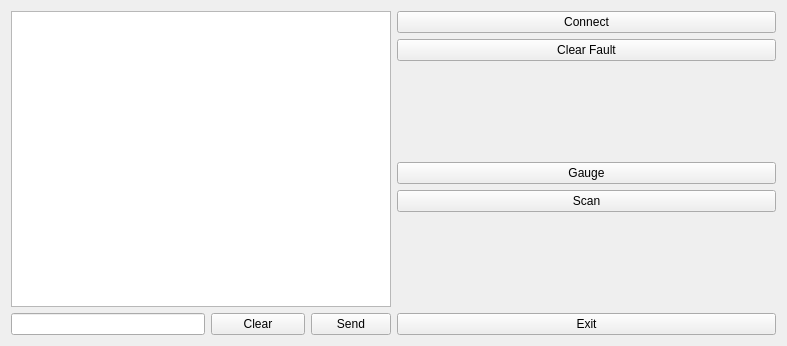
Old version of the form mainwindow.ui in the repository takyonxxx/Elm327_Wifi_Obd2_Qt_Project.
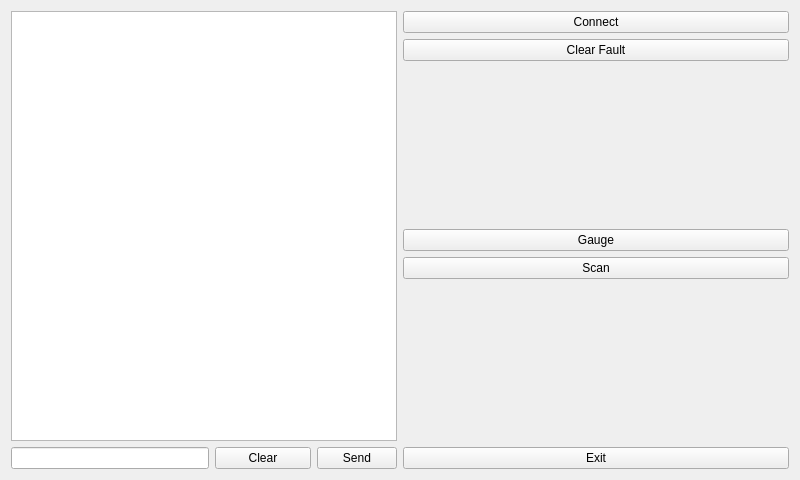
New version of the form.

What changed in the file:
```diff
--- a/mainwindow.ui
+++ b/mainwindow.ui
@@ -6,8 +6,8 @@
    <rect>
     <x>0</x>
     <y>0</y>
-    <width>787</width>
-    <height>346</height>
+    <width>800</width>
+    <height>480</height>
    </rect>
   </property>
   <property name="sizePolicy">
```
